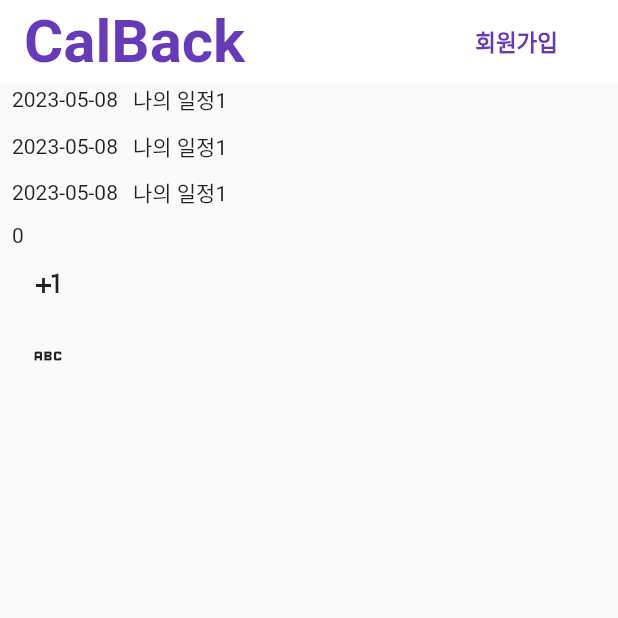
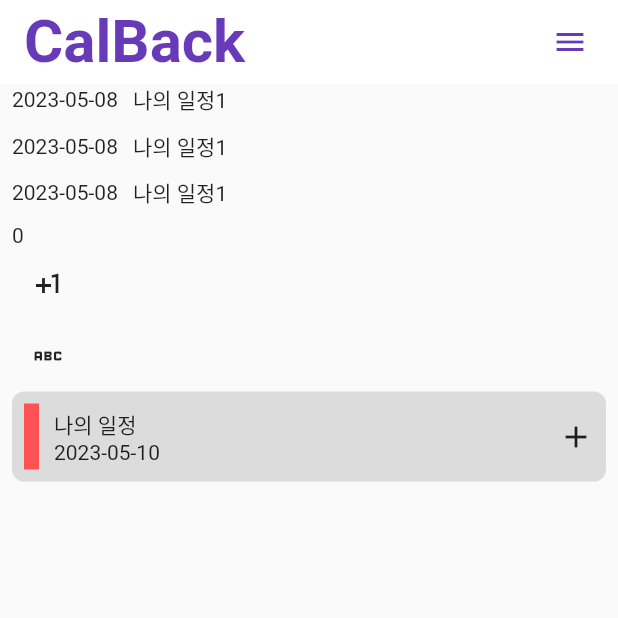
Before and after one commit to naxso/kucc_week2, a Flutter app: the screen it shows after launch, on a phone screen of 412 x 824 dp, the top half of it. Run offline on Flutter 3.47's test engine with Material 2 defaults, Android fonts, the phone set to English and light mode, and no system bars.

Commit message:
Calback Tile

```diff
--- a/lib/main.dart
+++ b/lib/main.dart
@@ -63,16 +63,13 @@ class _MyHomePageState extends State<MyHomePage> {
               fontSize: 40
             ),
         ),
-        actions: const [
+        actions: [
           Center(
             child: Padding(
-              padding: EdgeInsets.only(right:40),
-              child: Text('회원가입',
-                style: TextStyle(
-                  fontSize: 15,
-                  fontWeight: FontWeight.w600
-                ),
-              )
+              padding: EdgeInsets.only(right:8),
+              child: IconButton(onPressed: (){
+                print('Menu!');
+              }, icon: Icon(Icons.menu))
             ),
           )
         ],
@@ -135,6 +132,40 @@ class _MyHomePageState extends State<MyHomePage> {
                 });
               },
               icon: Icon(Icons.abc)
+            ),
+            Container(
+              padding: EdgeInsets.all(8),
+              height: 60,
+              decoration: BoxDecoration(
+                color: Colors.black12,
+                borderRadius: BorderRadius.circular(8)
+              ),
+              child: Row(
+                children: [
+                  Container(
+                    width: 10,
+                    decoration: BoxDecoration(
+                      color: Colors.redAccent
+                    ),
+                  ),
+                  SizedBox(width: 10,),
+                  Column(
+                    mainAxisAlignment: MainAxisAlignment.center,
+                    crossAxisAlignment: CrossAxisAlignment.start,
+                    children: [
+                      Text('나의 일정'),
+                      Text('2023-05-10')
+                    ],
+                  ),
+                  Spacer(),
+                  InkWell(
+                    onTap: () {
+                      print('Add!');
+                    },
+                    child: Icon(Icons.add)
+                  )
+                ],
+              ),
             )
           ],
         ),
```
